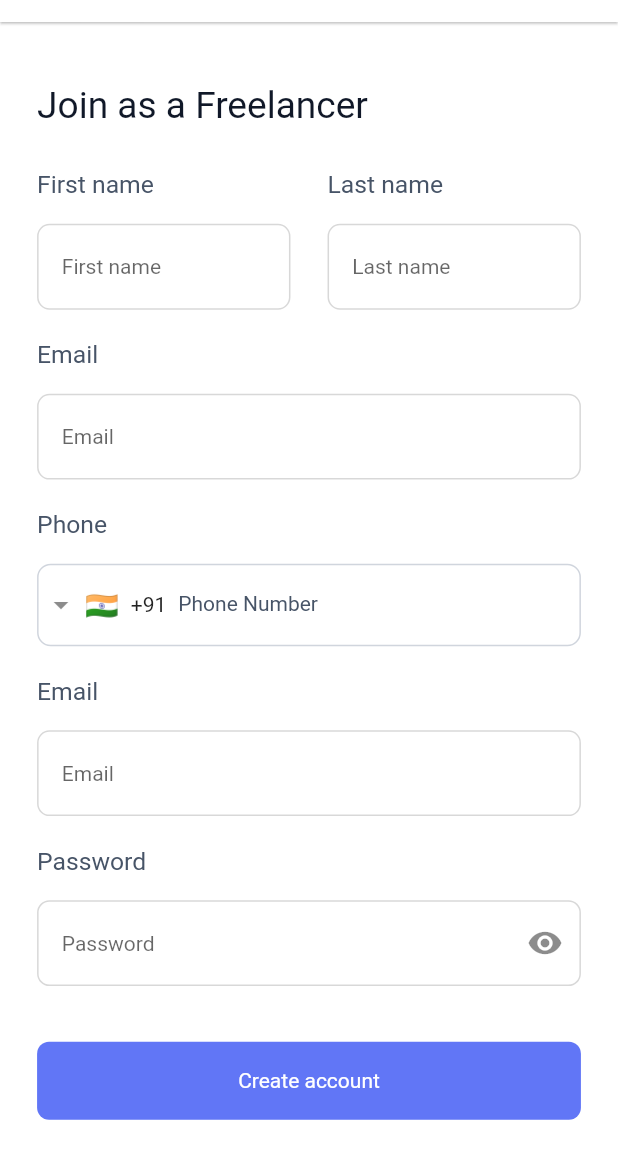
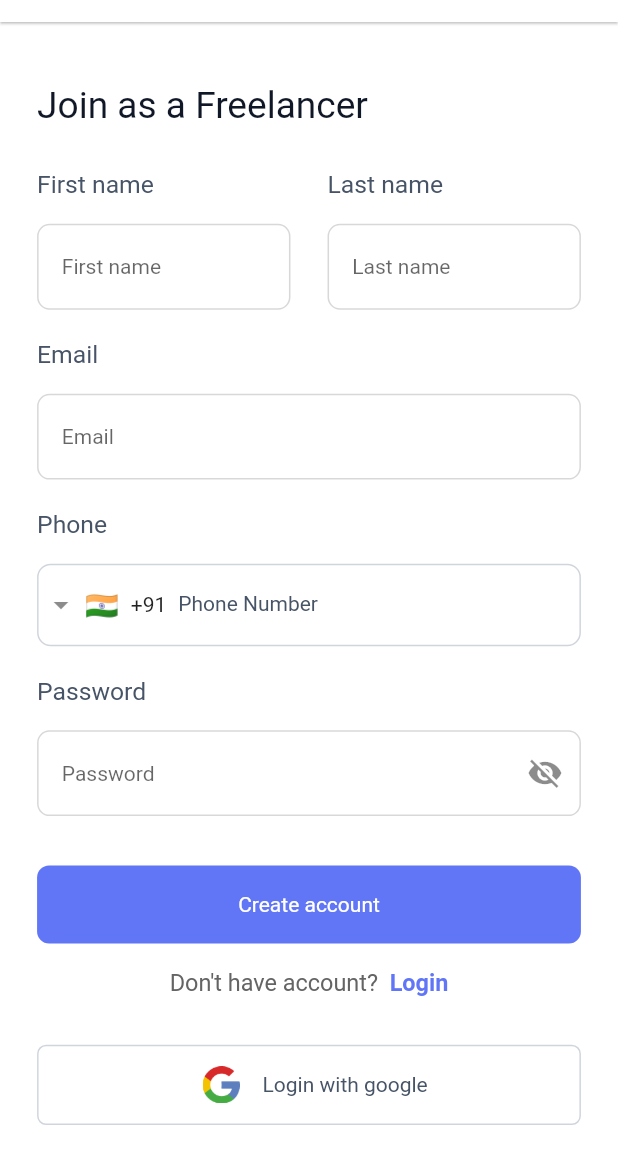
Before and after one commit to saleheen1/xillancer, a Flutter app: the screen it shows after launch, after a tap on "Continue", on a phone screen of 412 x 824 dp, the part 83-1236 px from its top. Run offline on Flutter 3.47's test engine with Material 2 defaults, Android fonts, the phone set to English and light mode, and no system bars; drawn by our look-alikes of intl_phone_field; our stand-ins replace connectivity_plus, flutter_spinkit, flutter_svg, get, shared_preferences.

Commit message:
sign up page frontend

```diff
--- a/lib/business_logic/controllers/all_controllers.dart
+++ b/lib/business_logic/controllers/all_controllers.dart
@@ -1,6 +1,8 @@
 import 'package:get/get.dart';
+import 'package:xilancer/business_logic/controllers/signup_controller.dart';
 import 'package:xilancer/business_logic/controllers/translate_controller.dart';
 
 initiateControllers() {
   Get.put(TranslateController());
+  Get.lazyPut(() => SignupController());
 }
--- /dev/null
+++ b/lib/business_logic/controllers/signup_controller.dart
@@ -0,0 +1,5 @@
+import 'package:get/get.dart';
+
+class SignupController extends GetxController {
+  RxBool showPass = false.obs;
+}
--- a/lib/business_logic/controllers/signup_freelancer_controller.dart
+++ /dev/null
@@ -1,3 +0,0 @@
-import 'package:get/get.dart';
-
-class SignupFreelancerController extends GetxController {}
--- a/lib/business_logic/core/utils/const_strings.dart
+++ b/lib/business_logic/core/utils/const_strings.dart
@@ -4,6 +4,20 @@ class ConstString {
   static const String joinAsAfreelancer = 'Join as a Freelancer';
   static const String joinAsAclient = 'Join as a Client';
   static const String continueTxt = 'Continue';
+  static const String firstName = 'First name';
+  static const String lastName = 'Last name';
+  static const String email = 'Email';
+  static const String phone = 'Phone';
+  static const String password = 'Password';
+  static const String createAccount = 'Create account';
+  static const String dontHaveAccount = "Don't have account";
+  static const String login = 'Login';
+  static const String loginWithGoogle = 'Login with google';
+  static const String loginWithFb = 'Login with facebook';
+  static const String plzEnterFirstName = 'Please enter your first name';
+  static const String plzEnterLastName = 'Please enter your last name';
+  static const String plzEnterEmail = 'Please enter your email';
+  static const String plzEnterPass = 'Please enter a password';
   static const String chooseRoleToSignup =
       'Choose a role from below to continue signing up';
   static const String plzCheckInternet =
--- a/lib/business_logic/core/utils/translate_strings.dart
+++ b/lib/business_logic/core/utils/translate_strings.dart
@@ -7,4 +7,18 @@ var translateStrings = {
   ConstString.chooseRoleToSignup: ConstString.chooseRoleToSignup,
   ConstString.joinAsAfreelancer: ConstString.joinAsAfreelancer,
   ConstString.continueTxt: ConstString.continueTxt,
+  ConstString.firstName: ConstString.firstName,
+  ConstString.lastName: ConstString.lastName,
+  ConstString.email: ConstString.email,
+  ConstString.phone: ConstString.phone,
+  ConstString.password: ConstString.password,
+  ConstString.createAccount: ConstString.createAccount,
+  ConstString.dontHaveAccount: ConstString.dontHaveAccount,
+  ConstString.login: ConstString.login,
+  ConstString.loginWithGoogle: ConstString.loginWithGoogle,
+  ConstString.loginWithFb: ConstString.loginWithFb,
+  ConstString.plzEnterFirstName: ConstString.plzEnterFirstName,
+  ConstString.plzEnterLastName: ConstString.plzEnterLastName,
+  ConstString.plzEnterEmail: ConstString.plzEnterEmail,
+  ConstString.plzEnterPass: ConstString.plzEnterPass,
 };
--- a/lib/business_logic/core/utils/ui_utils.dart
+++ b/lib/business_logic/core/utils/ui_utils.dart
@@ -2,7 +2,7 @@ import 'package:flutter/material.dart';
 import 'package:flutter_spinkit/flutter_spinkit.dart';
 import 'package:xilancer/business_logic/core/utils/constant_colors.dart';
 
-hideKeyboard(BuildContext context, a) {
+hideKeyboard(BuildContext context) {
   FocusScopeNode currentFocus = FocusScope.of(context);
   if (!currentFocus.hasPrimaryFocus) {
     currentFocus.focusedChild?.unfocus();
--- a/lib/ui/screens/auth/choose_role_page.dart
+++ b/lib/ui/screens/auth/choose_role_page.dart
@@ -5,8 +5,7 @@ import 'package:xilancer/business_logic/controllers/translate_controller.dart';
 import 'package:xilancer/business_logic/core/utils/const_strings.dart';
 import 'package:xilancer/business_logic/core/utils/constant_colors.dart';
 import 'package:xilancer/business_logic/core/utils/ui_const.dart';
-import 'package:xilancer/business_logic/core/utils/ui_utils.dart';
-import 'package:xilancer/ui/screens/auth/freelancer/signup_freelancer_page.dart';
+import 'package:xilancer/ui/screens/auth/signup_freelancer_page.dart';
 import 'package:xilancer/ui/widgets/common_widgets.dart';
 import 'package:xilancer/ui/widgets/text_utils.dart';
 
--- a/lib/ui/screens/auth/components/auth_helper.dart
+++ b/lib/ui/screens/auth/components/auth_helper.dart
@@ -37,7 +37,7 @@ class AuthHelper {
         mainAxisAlignment: MainAxisAlignment.center,
         children: [
           Container(
-            height: Get.width * 0.6,
+            height: Get.width * 0.06,
             width: Get.width * 0.1,
             decoration: BoxDecoration(
               image: DecorationImage(
--- a/lib/ui/screens/auth/freelancer/signup_freelancer_page.dart
+++ /dev/null
@@ -1,153 +0,0 @@
-import 'package:flutter/material.dart';
-import 'package:get/get.dart';
-import 'package:intl_phone_field/intl_phone_field.dart';
-import 'package:xilancer/business_logic/controllers/translate_controller.dart';
-import 'package:xilancer/business_logic/core/utils/const_strings.dart';
-import 'package:xilancer/business_logic/core/utils/ui_const.dart';
-import 'package:xilancer/business_logic/core/utils/ui_utils.dart';
-import 'package:xilancer/ui/screens/auth/components/auth_helper.dart';
-import 'package:xilancer/ui/widgets/common_widgets.dart';
-import 'package:xilancer/ui/widgets/custom_input.dart';
-import 'package:xilancer/ui/widgets/text_utils.dart';
-
-class SignupFreelancerPage extends StatelessWidget {
-  const SignupFreelancerPage({super.key});
-
-  @override
-  Widget build(BuildContext context) {
-    return Scaffold(
-      appBar: appbarCommon(title: ConstString.createAnAccount),
-      backgroundColor: Colors.white,
-      body: Listener(
-        onPointerDown: hideKeyboard(context, ''),
-        child: SingleChildScrollView(
-          child: GetBuilder<TranslateController>(
-              builder: (TranslateController tr) {
-            return Container(
-              padding: screenPaddingH,
-              child: Column(
-                  crossAxisAlignment: CrossAxisAlignment.start,
-                  children: [
-                    gapH(10),
-                    Text(
-                      tr.getString(ConstString.joinAsAfreelancer),
-                      style: TextUtils.titleMedium(),
-                    ),
-                    gapH(7),
-
-                    //first name, last name
-                    // =================>
-                    Row(
-                      children: [
-                        Expanded(
-                            child: Column(
-                          crossAxisAlignment: CrossAxisAlignment.start,
-                          children: [
-                            Text(
-                              tr.getString('First name'),
-                              style: TextUtils.inputLabel(),
-                            ),
-                            gapH(4),
-                            CustomInput(
-                              hintText: 'First name',
-                            )
-                          ],
-                        )),
-                        gapW(6),
-                        Expanded(
-                            child: Column(
-                          crossAxisAlignment: CrossAxisAlignment.start,
-                          children: [
-                            Text(
-                              tr.getString('Last name'),
-                              style: TextUtils.inputLabel(),
-                            ),
-                            gapH(4),
-                            CustomInput(
-                              hintText: 'Last name',
-                            )
-                          ],
-                        ))
-                      ],
-                    ),
-
-                    //email
-                    // =================>
-                    Text(
-                      tr.getString('Email'),
-                      style: TextUtils.inputLabel(),
-                    ),
-                    gapH(4),
-                    CustomInput(
-                      hintText: 'Email',
-                    ),
-
-                    //Phone
-                    // =================>
-                    Text(
-                      tr.getString('Phone'),
-                      style: TextUtils.inputLabel(),
-                    ),
-                    gapH(4),
-                    IntlPhoneField(
-                      decoration: AuthHelper().phoneFieldDecoration(),
-                      initialCountryCode: 'IN',
-                      disableLengthCheck: true,
-                      onChanged: (phone) {},
-                    ),
-
-                    gapH(5),
-
-                    //email
-                    // =================>
-                    Text(
-                      tr.getString('Email'),
-                      style: TextUtils.inputLabel(),
-                    ),
-                    gapH(4),
-                    CustomInput(
-                      hintText: 'Email',
-                    ),
-
-                    //password
-                    // =================>
-                    Text(
-                      tr.getString('Password'),
-                      style: TextUtils.inputLabel(),
-                    ),
-                    gapH(4),
-                    CustomInput(
-                      hintText: 'Password',
-                      suffixIcon: Icons.remove_red_eye,
-                      isPasswordField: true,
-                    ),
-
-                    gapH(4),
-
-                    buttonPrimary('Create account', () {}),
-
-                    gapH(8),
-
-                    InkWell(
-                        onTap: () {},
-                        child: AuthHelper().socialLoginButton(
-                            'assets/icons/google.png', 'Login with google',
-                            isloading: false)),
-
-                    const SizedBox(
-                      height: 20,
-                    ),
-                    InkWell(
-                      onTap: () {},
-                      child: AuthHelper().socialLoginButton(
-                          'assets/icons/facebook.png', 'Login with facebook',
-                          isloading: false),
-                    ),
-                  ]),
-            );
-          }),
-        ),
-      ),
-    );
-  }
-}
--- /dev/null
+++ b/lib/ui/screens/auth/signup_freelancer_page.dart
@@ -0,0 +1,227 @@
+import 'package:flutter/gestures.dart';
+import 'package:flutter/material.dart';
+import 'package:get/get.dart';
+import 'package:intl_phone_field/intl_phone_field.dart';
+import 'package:xilancer/business_logic/controllers/signup_controller.dart';
+import 'package:xilancer/business_logic/controllers/translate_controller.dart';
+import 'package:xilancer/business_logic/core/utils/const_strings.dart';
+import 'package:xilancer/business_logic/core/utils/ui_const.dart';
+import 'package:xilancer/ui/screens/auth/components/auth_helper.dart';
+import 'package:xilancer/ui/widgets/common_widgets.dart';
+import 'package:xilancer/ui/widgets/custom_input.dart';
+import 'package:xilancer/ui/widgets/text_utils.dart';
+
+import '../../../business_logic/core/utils/constant_colors.dart';
+
+class SignupFreelancerPage extends StatefulWidget {
+  const SignupFreelancerPage({super.key});
+
+  @override
+  State<SignupFreelancerPage> createState() => _SignupFreelancerPageState();
+}
+
+class _SignupFreelancerPageState extends State<SignupFreelancerPage> {
+  final formKey = GlobalKey<FormState>();
+  SignupController signupController = Get.find<SignupController>();
+
+  @override
+  Widget build(BuildContext context) {
+    return Scaffold(
+      appBar: appbarCommon(title: ConstString.createAnAccount),
+      backgroundColor: Colors.white,
+      body: Listener(
+        onPointerDown: (_) {
+          FocusScopeNode currentFocus = FocusScope.of(context);
+          if (!currentFocus.hasPrimaryFocus) {
+            currentFocus.focusedChild?.unfocus();
+          }
+        },
+        child: SingleChildScrollView(
+          child: GetBuilder<TranslateController>(
+              builder: (TranslateController tr) {
+            return Container(
+              padding: screenPaddingH,
+              child: Form(
+                key: formKey,
+                child: Column(
+                    crossAxisAlignment: CrossAxisAlignment.start,
+                    children: [
+                      gapH(10),
+                      Text(
+                        tr.getString(ConstString.joinAsAfreelancer),
+                        style: TextUtils.titleMedium(),
+                      ),
+                      gapH(7),
+
+                      //first name, last name
+                      // =================>
+                      Row(
+                        children: [
+                          Expanded(
+                              child: Column(
+                            crossAxisAlignment: CrossAxisAlignment.start,
+                            children: [
+                              Text(
+                                tr.getString(ConstString.firstName),
+                                style: TextUtils.inputLabel(),
+                              ),
+                              gapH(4),
+                              CustomInput(
+                                hintText: tr.getString(ConstString.firstName),
+                                validation: (value) {
+                                  if (value == null || value.isEmpty) {
+                                    return tr.getString(
+                                        ConstString.plzEnterFirstName);
+                                  }
+                                  return null;
+                                },
+                              )
+                            ],
+                          )),
+                          gapW(6),
+                          Expanded(
+                              child: Column(
+                            crossAxisAlignment: CrossAxisAlignment.start,
+                            children: [
+                              Text(
+                                tr.getString(ConstString.lastName),
+                                style: TextUtils.inputLabel(),
+                              ),
+                              gapH(4),
+                              CustomInput(
+                                hintText: tr.getString(ConstString.lastName),
+                                validation: (value) {
+                                  if (value == null || value.isEmpty) {
+                                    return tr.getString(
+                                        ConstString.plzEnterLastName);
+                                  }
+                                  return null;
+                                },
+                              )
+                            ],
+                          ))
+                        ],
+                      ),
+
+                      //email
+                      // =================>
+                      Text(
+                        tr.getString(ConstString.email),
+                        style: TextUtils.inputLabel(),
+                      ),
+                      gapH(4),
+                      CustomInput(
+                        hintText: tr.getString(ConstString.email),
+                        validation: (value) {
+                          if (value == null || value.isEmpty) {
+                            return tr.getString(ConstString.plzEnterEmail);
+                          }
+                          return null;
+                        },
+                      ),
+
+                      //Phone
+                      // =================>
+                      Text(
+                        tr.getString(ConstString.phone),
+                        style: TextUtils.inputLabel(),
+                      ),
+                      gapH(4),
+                      IntlPhoneField(
+                        decoration: AuthHelper().phoneFieldDecoration(),
+                        initialCountryCode: 'IN',
+                        disableLengthCheck: true,
+                        onChanged: (phone) {},
+                      ),
+
+                      gapH(5),
+
+                      //password
+                      // =================>
+                      Text(
+                        tr.getString(ConstString.password),
+                        style: TextUtils.inputLabel(),
+                      ),
+                      gapH(4),
+                      Obx(() {
+                        return CustomInput(
+                          hintText: tr.getString(ConstString.password),
+                          suffixIcon: signupController.showPass.value
+                              ? Icons.remove_red_eye
+                              : Icons.visibility_off,
+                          isPasswordField: signupController.showPass.value,
+                          suffixOnClick: () {
+                            signupController.showPass.value =
+                                !signupController.showPass.value;
+                          },
+                          validation: (value) {
+                            if (value == null || value.isEmpty) {
+                              return tr.getString(ConstString.plzEnterPass);
+                            }
+                            return null;
+                          },
+                        );
+                      }),
+
+                      gapH(3),
+
+                      buttonPrimary(ConstString.createAccount, () {}),
+
+                      gapH(4),
+
+                      Row(
+                        mainAxisAlignment: MainAxisAlignment.center,
+                        children: [
+                          RichText(
+                            text: TextSpan(
+                              text:
+                                  '${tr.getString(ConstString.dontHaveAccount) + '?'}  ',
+                              style: TextStyle(
+                                  color: const Color(0xff646464),
+                                  fontSize: Get.width * 0.038),
+                              children: <TextSpan>[
+                                TextSpan(
+                                    recognizer: TapGestureRecognizer()
+                                      ..onTap = () {},
+                                    text: tr.getString(ConstString.login),
+                                    style: TextStyle(
+                                      fontWeight: FontWeight.w600,
+                                      fontSize: Get.width * 0.038,
+                                      color: primaryColor,
+                                    )),
+                              ],
+                            ),
+                          ),
+                        ],
+                      ),
+
+                      gapH(8),
+
+                      InkWell(
+                          onTap: () {},
+                          child: AuthHelper().socialLoginButton(
+                              'assets/icons/google.png',
+                              tr.getString(ConstString.loginWithGoogle),
+                              isloading: false)),
+
+                      const SizedBox(
+                        height: 20,
+                      ),
+                      InkWell(
+                        onTap: () {},
+                        child: AuthHelper().socialLoginButton(
+                            'assets/icons/facebook.png',
+                            tr.getString(ConstString.loginWithFb),
+                            isloading: false),
+                      ),
+
+                      gapH(10),
+                    ]),
+              ),
+            );
+          }),
+        ),
+      ),
+    );
+  }
+}
```
